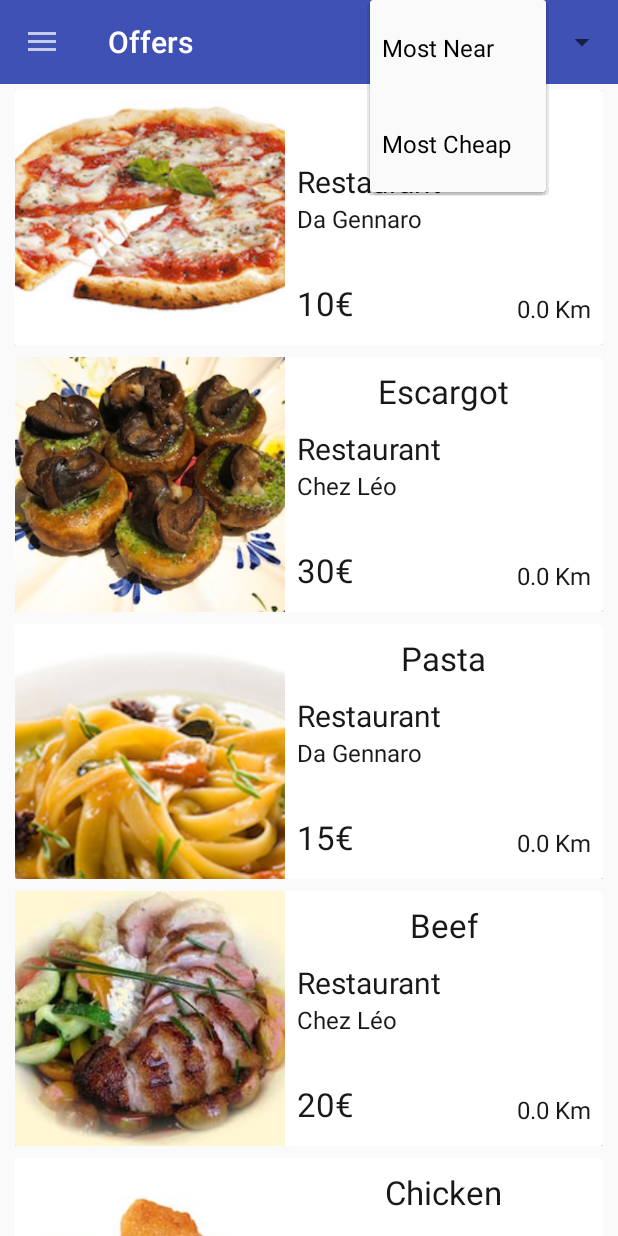
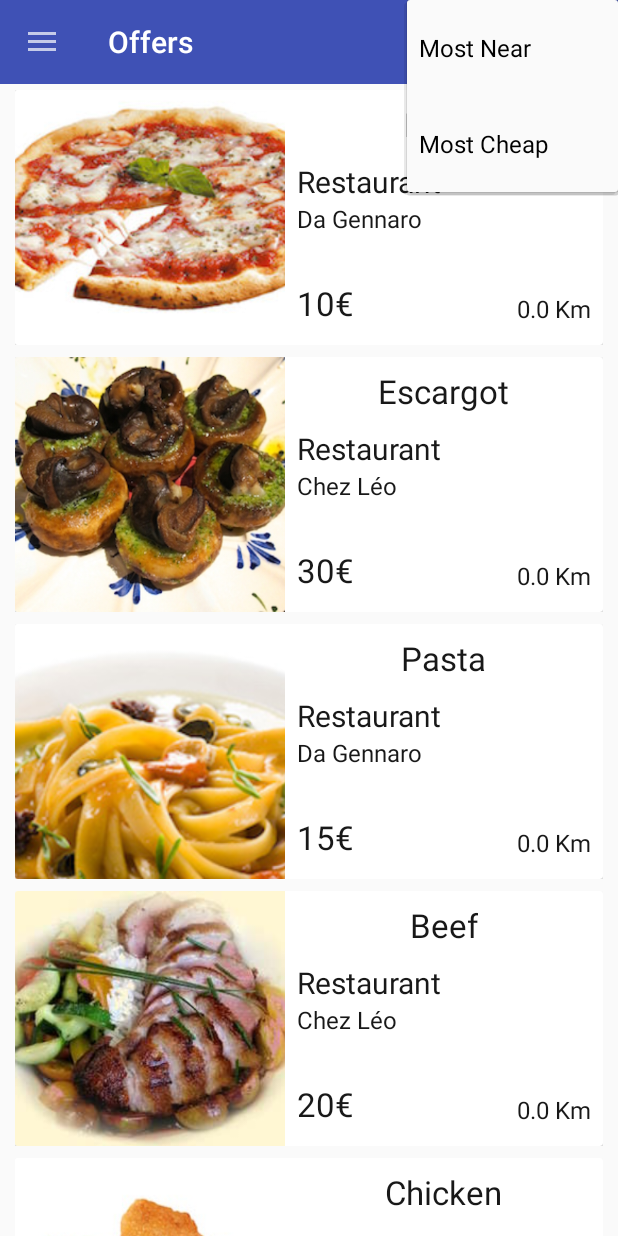
Before and after one commit to pmgrp/Lab3, an Android app: the ActivityMain screen opened directly, with no data from a screen before it, after a tap on "Most Near", on a phone screen of 412 x 824 dp. Run offline under Robolectric (Android 15) with nearby library versions, the phone set to English and light mode, and no system bars; 4 statements that could not run were skipped.

Commit message:
spinner arrow fix
spinner arrow fix

```diff
--- a/app/src/main/res/layout/activity_main.xml
+++ b/app/src/main/res/layout/activity_main.xml
@@ -23,8 +23,8 @@
             android:layout_width="wrap_content"
             android:layout_height="?attr/actionBarSize"
             android:layout_alignParentRight="true"
-            android:layout_alignParentEnd="true">
-            <!--android:entries="@array/spinner_options"-->
+            android:layout_alignParentEnd="true"
+            android:background="@null">
         </Spinner>
     </RelativeLayout>
     <android.support.v4.widget.DrawerLayout
--- a/app/src/main/res/layout/spinner_item.xml
+++ b/app/src/main/res/layout/spinner_item.xml
@@ -6,5 +6,7 @@
     android:paddingLeft="16dp"
     android:paddingRight="4dp"
     android:textColor="#ffffffff"
+    android:drawablePadding="8dp"
+    android:drawableRight="@android:drawable/arrow_down_float"
     android:textSize="18dp"
     android:textStyle="bold"/>
```
